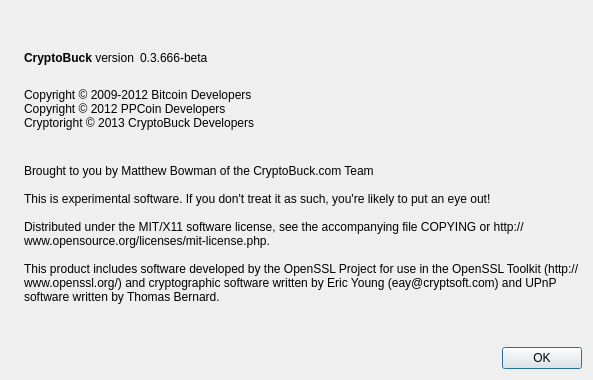
Before: the Qt Designer form src/qt/forms/aboutdialog.ui in CryptoBuck/CryptoBuck, drawn with Qt 5.
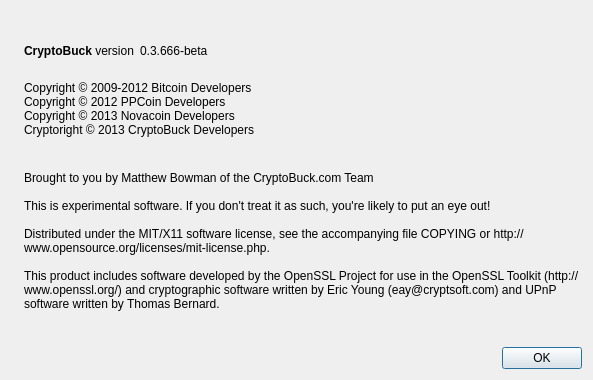
After: the same form once the commit is applied. Icons and pictures are not drawn.

```diff
--- a/src/qt/forms/aboutdialog.ui
+++ b/src/qt/forms/aboutdialog.ui
@@ -94,6 +94,7 @@
         <string>
 Copyright © 2009-2012 Bitcoin Developers
 Copyright © 2012 PPCoin Developers
+Copyright © 2013 Novacoin Developers
 Cryptoright © 2013 CryptoBuck Developers
 </string>
        </property>
```
Left out of the diff: 2 changed lines with no effect on the pictures.
